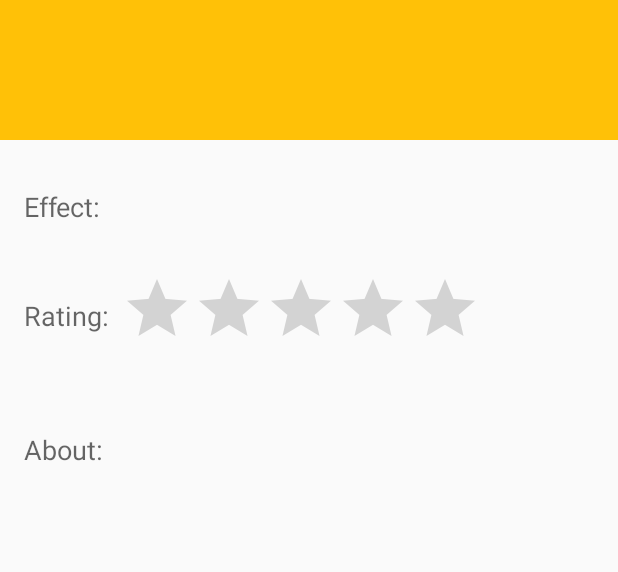
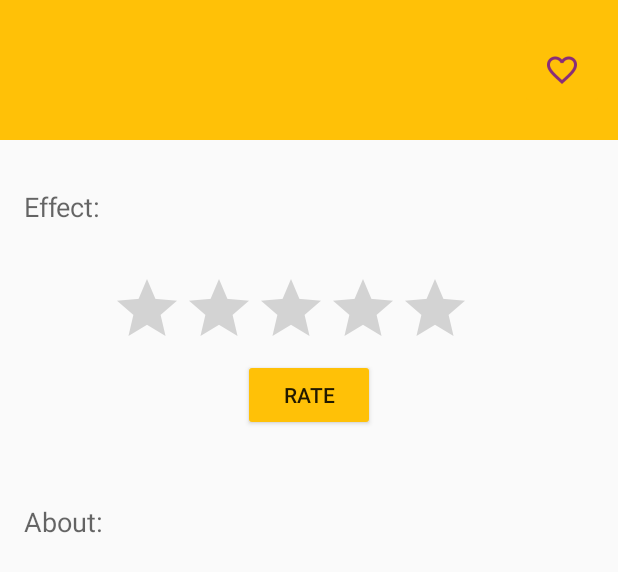
Before and after one commit to clinced94/SensoryControl2.0, an Android app: the layout dialog_show_info.xml on its own in the app's theme, with its tools: preview values and no code run, on a phone screen of 412 x 824 dp. Shown: the top 572 px of the screen. Run offline under Robolectric (Android 15) with nearby library versions, the phone set to English and light mode, and no system bars.

```diff
--- a/SensoryControlV2/app/src/main/res/layout/dialog_show_info.xml
+++ b/SensoryControlV2/app/src/main/res/layout/dialog_show_info.xml
@@ -1,5 +1,6 @@
 <?xml version="1.0" encoding="utf-8"?>
 <LinearLayout xmlns:android="http://schemas.android.com/apk/res/android"
+    xmlns:app="http://schemas.android.com/apk/res-auto"
     android:id="@+id/layout_root"
     android:layout_width="fill_parent"
     android:layout_height="fill_parent"
@@ -12,7 +13,8 @@
         android:layout_width="match_parent"
         android:layout_height="wrap_content"
         android:gravity="center"
-        android:background="@color/activityAccent">
+        android:background="@color/activityAccent"
+        android:weightSum="1">
 
         <TextView
             android:layout_width="wrap_content"
@@ -21,7 +23,17 @@
             android:gravity="center"
             android:textAppearance="@android:style/TextAppearance.Material.Large"
             android:paddingTop="32dp"
-            android:paddingBottom="32dp" />
+            android:paddingBottom="32dp"
+            android:layout_weight="0.95"
+            android:backgroundTint="@color/activityAccent" />
+
+        <ImageButton
+            android:layout_width="wrap_content"
+            android:layout_height="wrap_content"
+            app:srcCompat="@drawable/ic_fav_outline"
+            android:id="@+id/fav_btn"
+            android:backgroundTint="@color/activityAccent" />
+
     </LinearLayout>
 
     <LinearLayout
@@ -57,25 +69,17 @@
         android:layout_width="match_parent"
         android:layout_height="wrap_content"
         android:layout_weight="0"
-        android:orientation="horizontal"
+        android:orientation="vertical"
         android:weightSum="2"
         android:paddingTop="@dimen/activity_horizontal_margin"
-        android:paddingBottom="@dimen/activity_vertical_margin">
-
-        <TextView
-            android:layout_width="wrap_content"
-            android:layout_height="match_parent"
-            android:text="Rating:"
-            android:textAppearance="@android:style/TextAppearance.Material.Medium"
-            android:paddingLeft="@dimen/activity_vertical_margin"
-            android:id="@+id/rating_title"
-            android:paddingTop="@dimen/activity_vertical_margin"
-            android:paddingRight="8dp" />
+        android:paddingBottom="@dimen/activity_vertical_margin"
+        android:gravity="center">
 
         <LinearLayout
-            android:layout_width="wrap_content"
+            android:layout_width="match_parent"
             android:layout_height="match_parent"
-            android:layout_marginRight="12dp">
+            android:layout_marginRight="12dp"
+            android:gravity="center">
 
             <RatingBar
                 android:layout_width="wrap_content"
@@ -85,7 +89,16 @@
                 android:stepSize="0.1"
                 android:rating="0"
                 style="@android:style/Widget.DeviceDefault.Light.RatingBar" />
+
         </LinearLayout>
+
+        <Button
+            android:text="Rate"
+            android:layout_width="wrap_content"
+            android:layout_height="wrap_content"
+            android:id="@+id/rating_btn"
+            android:layout_weight="1"
+            android:backgroundTint="@color/activityAccent" />
 
 
     </LinearLayout>
```
Also changed, not shown: SensoryControlV2/app/src/main/java/com/fyp/david/sensorycontrolv2/actionFragments/ActionListItem.java (+29 -10 lines), SensoryControlV2/app/src/main/java/com/fyp/david/sensorycontrolv2/actionFragments/AllActionsFragment.java (+68 -21 lines), SensoryControlV2/app/src/main/java/com/fyp/david/sensorycontrolv2/actionFragments/RatingsAndUses.java (added, +45 -0 lines), SensoryControlV2/app/src/main/java/com/fyp/david/sensorycontrolv2/actionFragments/favActionsFragment.java (+39 -18 lines), SensoryControlV2/app/src/main/java/com/fyp/david/sensorycontrolv2/recordFragments/RecordFragment.java (+20 -6 lines), SensoryControlV2/app/src/main/java/com/fyp/david/sensorycontrolv2/statsFragments/BarChartFragment.java (+46 -0 lines), SensoryControlV2/app/src/main/res/layout/category_list_item_2.xml (added, +34 -0 lines), SensoryControlV2/app/src/main/res/drawable-hdpi/ic_fav.png (added), SensoryControlV2/app/src/main/res/drawable-hdpi/ic_fav_outline.png (added), SensoryControlV2/app/src/main/res/drawable-mdpi/ic_fav.png (added), SensoryControlV2/app/src/main/res/drawable-mdpi/ic_fav_outline.png (added), SensoryControlV2/app/src/main/res/drawable-xhdpi/ic_fav.png (added), SensoryControlV2/app/src/main/res/drawable-xhdpi/ic_fav_outline.png (added), SensoryControlV2/app/src/main/res/drawable-xxhdpi/ic_fav.png (added), 1 more files.
